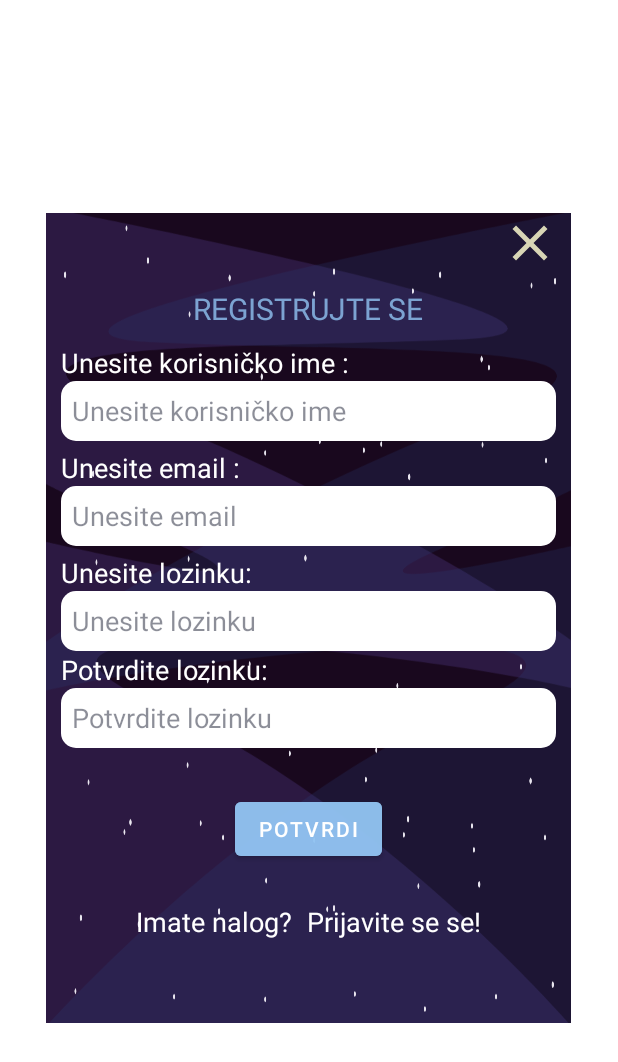
After one commit to blagojevic3/ProjekatMA2023, an Android app: the RegisterActivity screen opened directly, with no data from a screen before it, on a phone screen of 412 x 824 dp. The commit adds this screen. Shown: the top 1062 px of the screen. Run offline under Robolectric (Android 15) with nearby library versions, the phone set to English and light mode, and no system bars.

Commit message:
Napravljena forma za registraciju

```diff
--- a/app/src/main/AndroidManifest.xml
+++ b/app/src/main/AndroidManifest.xml
@@ -9,6 +9,9 @@
         android:supportsRtl="true"
         android:theme="@style/Theme.ProjekatMA2023"
         tools:targetApi="31">
+        <activity
+            android:name=".RegisterActivity"
+            android:exported="false" />
         <activity
             android:name=".LoginActivity"
             android:exported="false" />
--- /dev/null
+++ b/app/src/main/java/com/example/projekatma2023/RegisterActivity.java
@@ -0,0 +1,14 @@
+package com.example.projekatma2023;
+
+import androidx.appcompat.app.AppCompatActivity;
+
+import android.os.Bundle;
+
+public class RegisterActivity extends AppCompatActivity {
+
+    @Override
+    protected void onCreate(Bundle savedInstanceState) {
+        super.onCreate(savedInstanceState);
+        setContentView(R.layout.activity_register);
+    }
+}
--- a/app/src/main/res/layout/activity_login.xml
+++ b/app/src/main/res/layout/activity_login.xml
@@ -50,6 +50,8 @@
 
     </LinearLayout>
 
+
+
     <LinearLayout
         android:layout_width="match_parent"
         android:layout_height="wrap_content"
@@ -57,6 +59,15 @@
         android:layout_marginHorizontal="10dp"
         android:layout_marginTop="10dp"
         android:orientation="vertical">
+        <TextView
+            android:id="@+id/popUpText"
+            android:layout_width="match_parent"
+            android:layout_height="wrap_content"
+            android:text="Prijavi se na svoj nalog"
+            android:textAlignment="center"
+            android:textColor="@color/jordy_blue"
+            android:textSize="20dp"
+            android:textAllCaps="true"></TextView>
         <LinearLayout
             android:layout_width="match_parent"
             android:layout_height="wrap_content"
--- /dev/null
+++ b/app/src/main/res/layout/activity_register.xml
@@ -0,0 +1,250 @@
+<?xml version="1.0" encoding="utf-8"?>
+<LinearLayout xmlns:android="http://schemas.android.com/apk/res/android"
+    xmlns:app="http://schemas.android.com/apk/res-auto"
+    xmlns:tools="http://schemas.android.com/tools"
+    android:layout_width="match_parent"
+    android:layout_height="match_parent"
+    android:gravity="center"
+    tools:context=".RegisterActivity">
+
+
+    <LinearLayout
+
+        android:layout_width="350dp"
+        android:layout_height="540dp"
+        android:id="@+id/popUpLayout"
+        android:layout_gravity="center"
+        android:background="@drawable/login_register_bkg"
+        android:orientation="vertical">
+
+        <LinearLayout
+            android:id="@+id/upperBarLayout"
+            android:layout_width="match_parent"
+            android:layout_height="40dp"
+            android:layout_marginHorizontal="7dp"
+            android:gravity="end"
+            android:orientation="horizontal">
+            <RelativeLayout
+                android:id="@+id/closeButtonLayout"
+                android:layout_width="40dp"
+                android:layout_height="match_parent">
+
+                <RelativeLayout
+                    android:layout_width="match_parent"
+                    android:layout_height="match_parent"
+                    android:id="@+id/closeButton"
+                    android:clickable="true"
+                    tools:ignore="SpeakableTextPresentCheck,TouchTargetSizeCheck">
+
+                    <ImageView
+                        android:layout_width="match_parent"
+                        android:layout_height="match_parent"
+                        android:id="@+id/closeButtonLogo"
+                        android:background="@drawable/baseline_close_24">
+
+                    </ImageView>
+                </RelativeLayout>
+            </RelativeLayout>
+
+        </LinearLayout>
+
+
+
+        <LinearLayout
+            android:layout_width="match_parent"
+            android:layout_height="wrap_content"
+            android:id="@+id/popUpLayoutMiddle"
+            android:layout_marginHorizontal="10dp"
+            android:layout_marginTop="10dp"
+            android:orientation="vertical">
+            <TextView
+                android:id="@+id/popUpText"
+                android:layout_width="match_parent"
+                android:layout_height="wrap_content"
+                android:text="Registrujte se"
+                android:textAlignment="center"
+                android:textColor="@color/jordy_blue"
+                android:textSize="20dp"
+                android:textAllCaps="true"></TextView>
+            <LinearLayout
+                android:layout_width="match_parent"
+                android:layout_height="wrap_content"
+                android:id="@+id/formLayout"
+                android:orientation="vertical"
+                android:layout_marginVertical="10dp">
+
+                <LinearLayout
+                    android:layout_width="match_parent"
+                    android:layout_height="wrap_content"
+                    android:id="@+id/usernameLayout"
+                    android:layout_marginBottom="5dp"
+                    android:orientation="vertical">
+
+                    <TextView
+                        android:layout_width="wrap_content"
+                        android:layout_height="match_parent"
+                        android:id="@+id/usernameLabel"
+                        android:text="Unesite korisničko ime :"
+                        android:textColor="@color/white"
+                        android:textSize="18dp"/>
+
+                    <EditText
+                        android:layout_width="match_parent"
+                        android:layout_height="40dp"
+                        android:id="@+id/usernameTxt"
+                        android:background="@drawable/text_box"
+                        android:hint="Unesite korisničko ime"
+                        android:textColorHint="@color/oxford_blue_opacity"
+                        android:paddingLeft="7dp"
+                        tools:ignore="TouchTargetSizeCheck"></EditText>
+
+                </LinearLayout>
+
+                <LinearLayout
+                    android:layout_width="match_parent"
+                    android:layout_height="wrap_content"
+                    android:id="@+id/emailLayout"
+                    android:layout_marginBottom="5dp"
+                    android:orientation="vertical">
+
+                    <TextView
+                        android:layout_width="wrap_content"
+                        android:layout_height="match_parent"
+                        android:id="@+id/emailLabel"
+                        android:text="Unesite email :"
+                        android:textColor="@color/white"
+                        android:textSize="18dp"/>
+
+                    <EditText
+                        android:layout_width="match_parent"
+                        android:layout_height="40dp"
+                        android:id="@+id/emailTxt"
+                        android:background="@drawable/text_box"
+                        android:hint="Unesite email"
+                        android:textColorHint="@color/oxford_blue_opacity"
+                        android:paddingLeft="7dp"
+                        tools:ignore="TouchTargetSizeCheck"></EditText>
+
+                </LinearLayout>
+
+                <LinearLayout
+                    android:id="@+id/passwordLayout"
+                    android:layout_width="match_parent"
+                    android:layout_height="wrap_content"
+                    android:orientation="vertical">
+
+                    <TextView
+                        android:id="@+id/passwordLabel"
+                        android:layout_width="wrap_content"
+                        android:layout_height="match_parent"
+                        android:text="Unesite lozinku:"
+                        android:textColor="@color/white"
+                        android:textSize="18dp"></TextView>
+
+                    <EditText
+                        android:id="@+id/passwordTxt"
+                        android:layout_width="match_parent"
+                        android:layout_height="40dp"
+                        android:background="@drawable/text_box"
+                        android:hint="Unesite lozinku"
+                        android:inputType="textPassword"
+                        android:paddingLeft="7dp"
+                        android:textColor="@color/black"
+                        android:textColorHint="@color/oxford_blue_opacity"
+                        tools:ignore="TouchTargetSizeCheck"></EditText>
+
+                </LinearLayout>
+
+                <LinearLayout
+                    android:id="@+id/passwordRepeatLayout"
+                    android:layout_width="match_parent"
+                    android:layout_height="wrap_content"
+                    android:orientation="vertical">
+
+                    <TextView
+                        android:id="@+id/passwordRepeatLabel"
+                        android:layout_width="wrap_content"
+                        android:layout_height="match_parent"
+                        android:text="Potvrdite lozinku:"
+                        android:textColor="@color/white"
+                        android:textSize="18dp"></TextView>
+
+                    <EditText
+                        android:id="@+id/passwordRepeatTxt"
+                        android:layout_width="match_parent"
+                        android:layout_height="40dp"
+                        android:background="@drawable/text_box"
+                        android:hint="Potvrdite lozinku"
+                        android:inputType="textPassword"
+                        android:paddingLeft="7dp"
+                        android:textColor="@color/black"
+                        android:textColorHint="@color/oxford_blue_opacity"
+                        tools:ignore="TouchTargetSizeCheck"></EditText>
+
+                </LinearLayout>
+
+            </LinearLayout>
+
+
+
+        </LinearLayout>
+
+        <LinearLayout
+            android:layout_width="match_parent"
+            android:layout_height="wrap_content"
+            android:id="@+id/popOutLayoutMiddleLower"
+            android:layout_marginTop="20dp"
+            android:gravity="center"
+            android:orientation="horizontal">
+
+            <Button
+                android:id="@+id/submitbtn"
+                android:layout_width="wrap_content"
+                android:layout_height="wrap_content"
+                android:text="Potvrdi"
+                android:backgroundTint="@color/jordy_blue"/>
+
+
+        </LinearLayout>
+
+        <LinearLayout
+            android:id="@+id/popUpLowerLayout"
+            android:layout_width="match_parent"
+            android:layout_height="wrap_content"
+            android:layout_marginTop="25dp"
+            android:gravity="center"
+            android:orientation="horizontal">
+
+            <TextView
+                android:id="@+id/questionTxt"
+                android:layout_width="wrap_content"
+                android:layout_height="wrap_content"
+                android:text="Imate nalog?"
+                android:textColor="@color/white"
+                android:textSize="18dp"></TextView>
+
+            <RelativeLayout
+                android:id="@+id/logInLayout"
+                android:layout_width="wrap_content"
+                android:layout_height="wrap_content"
+                android:layout_marginLeft="10dp"
+                android:gravity="end">
+
+                <TextView
+                    android:id="@+id/logIn"
+                    android:layout_width="wrap_content"
+                    android:layout_height="wrap_content"
+                    android:clickable="true"
+                    android:linksClickable="true"
+                    android:text="Prijavite se se!"
+                    android:textColor="@color/white"
+                    android:textSize="18dp"
+                    tools:ignore="TouchTargetSizeCheck"></TextView>
+            </RelativeLayout>
+
+        </LinearLayout>
+
+
+
+    </LinearLayout>
+</LinearLayout>
```
